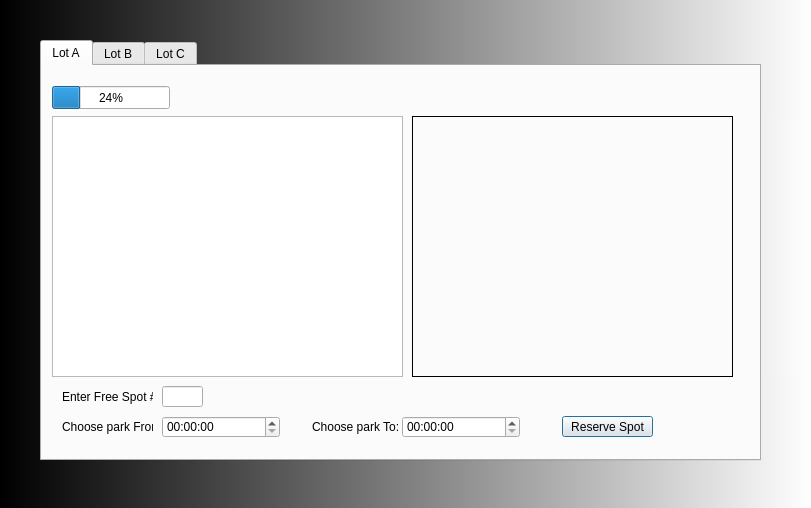
First picture: the form in dialog.ui, repository MikeSharko/ParkinAppQT, before the edit.
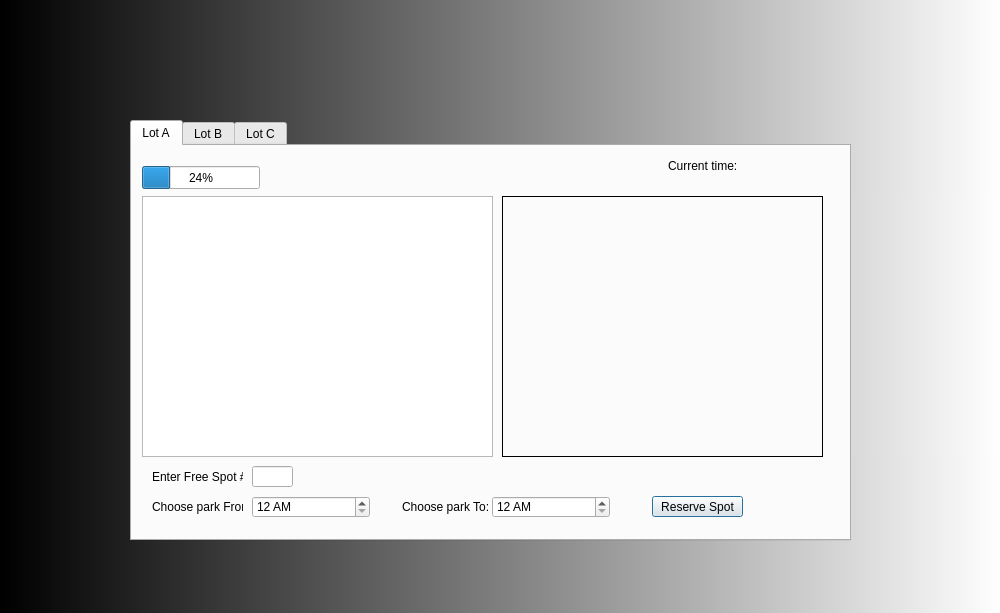
Second picture: the form after the edit. Icons and pictures are not drawn.

The edit to the form file:
```diff
--- a/dialog.ui
+++ b/dialog.ui
@@ -6,8 +6,8 @@
    <rect>
     <x>0</x>
     <y>0</y>
-    <width>811</width>
-    <height>508</height>
+    <width>1000</width>
+    <height>613</height>
    </rect>
   </property>
   <property name="windowTitle">
@@ -49,8 +49,8 @@
   <widget class="QTabWidget" name="tabWidget">
    <property name="geometry">
     <rect>
-     <x>40</x>
-     <y>40</y>
+     <x>130</x>
+     <y>120</y>
      <width>721</width>
      <height>421</height>
     </rect>
@@ -61,6 +61,9 @@
    <property name="currentIndex">
     <number>0</number>
    </property>
+   <property name="movable">
+    <bool>true</bool>
+   </property>
    <widget class="QWidget" name="Lot_a">
     <attribute name="title">
      <string>Lot A</string>
@@ -126,6 +129,12 @@
        <height>22</height>
       </rect>
      </property>
+     <property name="currentSection">
+      <enum>QDateTimeEdit::HourSection</enum>
+     </property>
+     <property name="displayFormat">
+      <string>h AP</string>
+     </property>
     </widget>
     <widget class="QTableView" name="tableView">
      <property name="geometry">
@@ -136,6 +145,15 @@
        <height>261</height>
       </rect>
      </property>
+     <property name="autoFillBackground">
+      <bool>false</bool>
+     </property>
+     <property name="sortingEnabled">
+      <bool>true</bool>
+     </property>
+     <attribute name="horizontalHeaderDefaultSectionSize">
+      <number>80</number>
+     </attribute>
     </widget>
     <widget class="QTimeEdit" name="timeAto">
      <property name="geometry">
@@ -146,6 +164,9 @@
        <height>22</height>
       </rect>
      </property>
+     <property name="displayFormat">
+      <string>h AP</string>
+     </property>
     </widget>
     <widget class="QLabel" name="label_6">
      <property name="geometry">
@@ -192,6 +213,32 @@
       <number>24</number>
      </property>
     </widget>
+    <widget class="QLabel" name="label_8">
+     <property name="geometry">
+      <rect>
+       <x>536</x>
+       <y>10</y>
+       <width>71</width>
+       <height>20</height>
+      </rect>
+     </property>
+     <property name="text">
+      <string>Current time:</string>
+     </property>
+    </widget>
+    <widget class="QLabel" name="timeLabel">
+     <property name="geometry">
+      <rect>
+       <x>610</x>
+       <y>10</y>
+       <width>71</width>
+       <height>20</height>
+      </rect>
+     </property>
+     <property name="text">
+      <string/>
+     </property>
+    </widget>
    </widget>
    <widget class="QWidget" name="Lot_b">
     <attribute name="title">
```
Left out of the diff: 11 changed lines with no effect on the pictures.
